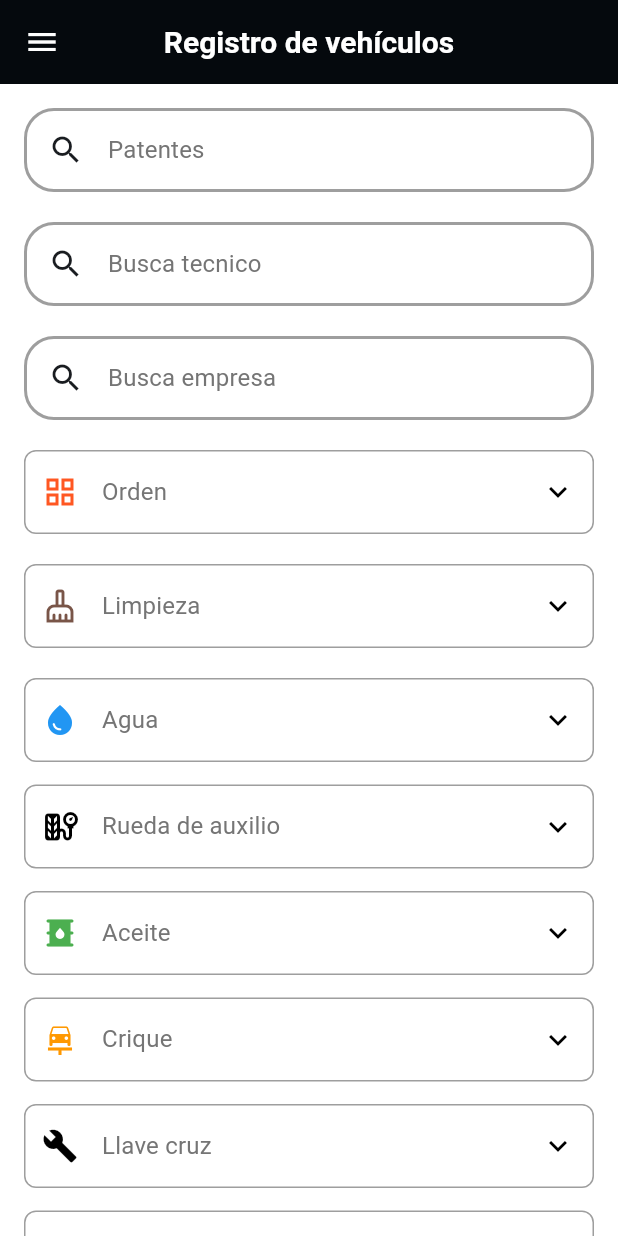
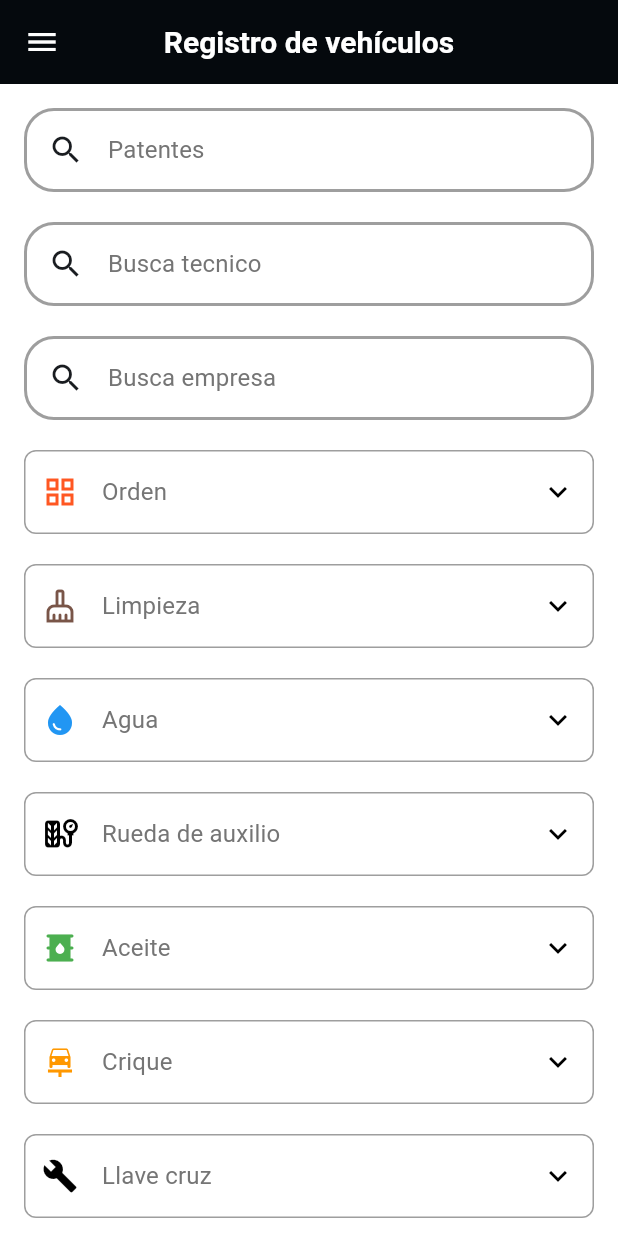
Before and after one commit to andyargg/carga_app_vehiculos, a Flutter app: the screen it shows after launch, on a phone screen of 412 x 824 dp. Run offline on Flutter 3.47's test engine with Material 3 defaults, Android fonts, the phone set to English and light mode, and no system bars; our stand-ins replace cloud_firestore, firebase_core, flutter_dotenv, image_picker, supabase_flutter; accounts and stored records are empty.

Commit message:
update image picker

```diff
--- a/lib/Pages/form_page.dart
+++ b/lib/Pages/form_page.dart
@@ -107,6 +107,116 @@ class _FormPageState extends State<FormPage> {
 Widget build(BuildContext context) {
   if (_isLoading) return const Center(child: CircularProgressIndicator());
 
+  // Lista con los widgets de tu formulario, sin incluir SizedBox para espaciar.
+  final formWidgets = <Widget>[
+    SearchAnchorWidget(
+      hint: 'Patentes',
+      suggestions: _patentes,
+      formKey: 'patent',
+      formValues: _formValues,
+      controller: _patenteController,
+      onItemSelected: (value) {
+        setState(() => _formValues['patent'] = value);
+      },
+    ),
+    SearchAnchorWidget(
+      hint: 'Busca tecnico',
+      suggestions: _tecnicos,
+      formKey: 'technician',
+      formValues: _formValues,
+      controller: _tecnicoController,
+      onItemSelected: (value) {
+        setState(() => _formValues['technician'] = value);
+      },
+    ),
+    SearchAnchorWidget(
+      hint: 'Busca empresa',
+      suggestions: _companies,
+      formKey: 'company',
+      formValues: _formValues,
+      controller: _empresaController,
+      onItemSelected: (value) {
+        setState(() => _formValues['company'] = value);
+      },
+    ),
+    DropdownWidget(
+      label: 'Orden',
+      options: _formOptions['cleanliness']!,
+      formKey: 'order',
+      formValues: _formValues,
+      onChanged: (value) {
+        if (value != null) {
+          setState(() => _formValues['order'] = value);
+        }
+      },
+      prefixIcon: Icons.grid_view,
+      prefixIconColor: Colors.deepOrange,
+    ),
+    DropdownWidget(
+      label: 'Limpieza',
+      options: _formOptions['cleanliness']!,
+      formKey: 'cleanliness',
+      formValues: _formValues,
+      onChanged: (value) {
+        if (value != null) {
+          setState(() => _formValues['cleanliness'] = value);
+        }
+      },
+      prefixIcon: Icons.cleaning_services_outlined,
+      prefixIconColor: Colors.brown,
+    ),
+    // Agregamos los campos de sí/no
+    ..._buildYesNoFields(),
+    ImagePickerWidget(
+      onImagePicked: (File? image) {
+        setState(() {
+          _selectedImage = image;
+        });
+      },
+    ),
+    if (_selectedImage != null)
+      Row(
+        children: [
+          const SizedBox(width: 10), // Espacio entre el icono y la imagen
+          Image.file(
+            _selectedImage!,
+            height: 50,
+            width: 50,
+            fit: BoxFit.cover,
+          ),
+          IconButton(
+            icon: Icon(Icons.delete, color: Colors.red),
+            onPressed: () {
+              setState(() {
+                _selectedImage = null;
+              });
+            },
+          ),
+        ],
+    ),
+    TextFormField(
+      controller: _commentController,
+      maxLines: 3,
+      decoration: const InputDecoration(
+        labelText: 'Comentario',
+        border: OutlineInputBorder(),
+      ),
+      onChanged: (value) => _formValues['comment'] = value,
+    ),
+    SizedBox(
+      width: double.infinity,
+      child: ElevatedButton(
+        style: ElevatedButton.styleFrom(
+          backgroundColor: Colors.black,
+          foregroundColor: Colors.white,
+          padding: const EdgeInsets.symmetric(vertical: 12.0),
+        ),
+        onPressed: _addForm,
+        child: const Text('AGREGAR', style: TextStyle(fontSize: 16)),
+      ),
+    ),
+  ];
+
   return Scaffold(
     backgroundColor: Colors.white,
     appBar: AppBar(
@@ -137,116 +247,18 @@ class _FormPageState extends State<FormPage> {
       child: Form(
         key: _formKey,
         child: Column(
-            children: [
-              SearchAnchorWidget(
-                hint: 'Patentes',
-                suggestions: _patentes,
-                formKey: 'patent',
-                formValues: _formValues,
-                controller: _patenteController,
-                onItemSelected: (value) {
-                  setState(() => _formValues['patent'] = value);
-                },
-              ),
-              const SizedBox(height: 20),
-              SearchAnchorWidget(
-                hint: 'Busca tecnico',
-                suggestions: _tecnicos,
-                formKey: 'technician',
-                formValues: _formValues,
-                controller: _tecnicoController,
-                onItemSelected: (value) {
-                  setState(() => _formValues['technician'] = value);
-                },
-              ),
-              const SizedBox(height: 20),
-              SearchAnchorWidget(
-                hint: 'Busca empresa',
-                suggestions: _companies,
-                formKey: 'company',
-                formValues: _formValues,
-                controller: _empresaController,
-                onItemSelected: (value) {
-
-                  setState(() => _formValues['company'] = value);
-                },
-              ),
-
-              const SizedBox(height: 20),
-              DropdownWidget(
-                label: 'Orden',
-                options: _formOptions['cleanliness']!,
-                formKey: 'order',
-                formValues: _formValues,
-                onChanged: (value) {
-                  if (value != null) {
-                    setState(() => _formValues['order'] = value);
-                  }
-                },
-                prefixIcon: Icons.grid_view,
-                prefixIconColor: Colors.deepOrange,
-              ),
-              const SizedBox(height: 20),
-              DropdownWidget(
-                label: 'Limpieza',
-                options: _formOptions['cleanliness']!,
-                formKey: 'cleanliness',
-                formValues: _formValues,
-                onChanged: (value) {
-                  if (value != null) {
-                    setState(() => _formValues['cleanliness'] = value);
-                  }
-                },
-                prefixIcon: Icons.cleaning_services_outlined,
-                prefixIconColor: Colors.brown,
-              ),
-              const SizedBox(height: 20),
-              ..._buildYesNoFields(),
-              ImagePickerWidget(
-                onImagePicked: (File? image) {
-                  setState(() {
-                    _selectedImage = image;
-                  });
-                },
-              ),
-              if (_selectedImage != null)
-                Image.file(
-                  _selectedImage!,
-                  height: 150,
-                  width: 150,
-                  fit: BoxFit.cover,
-                ),
-              TextFormField(
-                controller: _commentController,
-                maxLines: 3,
-                decoration: const InputDecoration(
-                  labelText: 'Comentario',
-                  border: OutlineInputBorder(),
-                ),
-                onChanged: (value) => _formValues['comment'] = value,
-              ),
-              const SizedBox(height: 30),
-              Padding(
-                padding: const EdgeInsets.symmetric(horizontal: 16.0),
-                child: SizedBox(
-                  width: double.infinity,
-                  child: ElevatedButton(
-                    style: ElevatedButton.styleFrom(
-                      backgroundColor: Colors.black,
-                      foregroundColor: Colors.white, // Para el color del texto
-                      padding: const EdgeInsets.symmetric(vertical: 12.0),
-                    ),
-                    onPressed: _addForm,
-                    child: const Text('AGREGAR', style: TextStyle(fontSize: 16)),
-                  ),
-                ),
-              ),
-            ],
+          children: formWidgets
+              .map((widget) => Padding(
+                    padding: const EdgeInsets.only(bottom: 20),
+                    child: widget,
+                  ))
+              .toList(),
         ),
       ),
     ),
   );
 }
+
 
 
 
@@ -261,9 +273,7 @@ class _FormPageState extends State<FormPage> {
       'lock': {'label': 'Candado', 'icon': Icons.lock, 'color': Color.fromRGBO(189, 165, 29, 1)},
     };
 
-    return fields.entries.map((entry) => Padding(
-      padding: const EdgeInsets.only(bottom: 15),
-      child: DropdownWidget(
+    return fields.entries.map((entry) => DropdownWidget(
       label: entry.value['label'] as String,
       options: _formOptions['yesNo']!,
       formKey: entry.key,
@@ -275,9 +285,9 @@ class _FormPageState extends State<FormPage> {
       },
       prefixIcon: entry.value['icon'] as IconData,
       prefixIconColor: entry.value['color'] as Color,
-      ),
     )).toList();
   }
+
 
   void _showSuccess(String message) {
     ScaffoldMessenger.of(context).showSnackBar(
--- a/lib/Widgets/nav_bar_widget.dart
+++ b/lib/Widgets/nav_bar_widget.dart
@@ -46,7 +46,6 @@ class _NavBarWidgetState extends State<NavBarWidget> {
               widget.pendingVehicles.isEmpty
                 ? const Padding(
                     padding: EdgeInsets.all(20.0),
-
                     child: Text(
                       style: TextStyle(
                         fontSize: 16,
```
Also changed, not shown: lib/Widgets/image_picker.dart (+31 -3 lines). Lines whose indentation alone changed are shown as unchanged.
